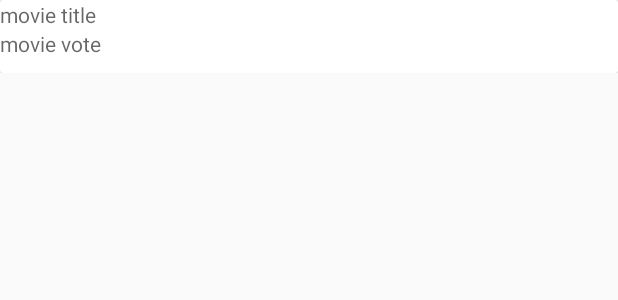
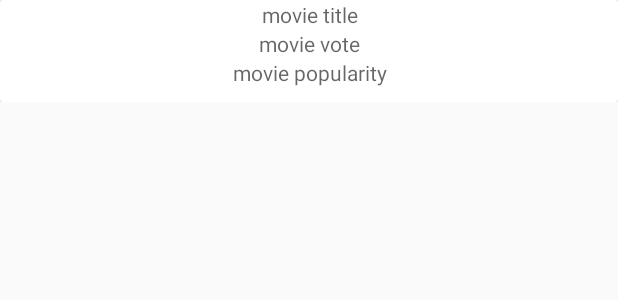
Before and after one commit to arutkayb/PopularMovies, an Android app: the layout overview_card_item.xml on its own in the app's theme, with its tools: preview values and no code run, on a phone screen of 412 x 824 dp. Shown: the top 300 px of the screen. Run offline under Robolectric (Android 15) with nearby library versions, the phone set to English and light mode, and no system bars.

```diff
--- a/app/build.gradle
+++ b/app/build.gradle
@@ -31,5 +31,7 @@ dependencies {
     androidTestImplementation 'com.android.support.test.espresso:espresso-core:3.0.1'
     compile 'com.squareup.picasso:picasso:2.5.2'
     compile 'com.android.support:recyclerview-v7:26.1.0'
-    implementation 'com.android.support:cardview-v7:27.1.0'
+    implementation 'com.android.support:cardview-v7:26.1.0'
+    compile 'com.squareup.okhttp3:okhttp:3.10.0'
+    compile 'com.squareup.picasso:picasso:2.5.2'
 }
--- a/app/src/main/java/nd/centertableinc/popularmovies1/Activity/RecyclerViewContainer.java
+++ b/app/src/main/java/nd/centertableinc/popularmovies1/Interfaces/RecyclerViewContainer.java
@@ -1,4 +1,4 @@
-package nd.centertableinc.popularmovies1.Activity;
+package nd.centertableinc.popularmovies1.Interfaces;
 
 /**
  * Created by Rutkay on 15.03.2018.
--- a/app/src/main/res/layout-land/overview_card_item.xml
+++ b/app/src/main/res/layout-land/overview_card_item.xml
@@ -42,6 +42,12 @@
                 <TextView
                     android:layout_width="match_parent"
                     android:layout_height="wrap_content"
+                    android:id="@+id/popularity_text_view"
+                    android:hint="movie popularity"/>
+
+                <TextView
+                    android:layout_width="match_parent"
+                    android:layout_height="wrap_content"
                     android:id="@+id/overview_text_view"
                     android:hint="movie overview"/>
             </LinearLayout>
--- a/app/src/main/res/layout/overview_card_item.xml
+++ b/app/src/main/res/layout/overview_card_item.xml
@@ -18,25 +18,37 @@
                 android:layout_width="match_parent"
                 android:layout_height="wrap_content"
                 android:id="@+id/poster_image_view"
-                android:contentDescription="@string/overview_movie_content_description"/>
+                android:contentDescription="@string/overview_movie_content_description"
+                android:gravity="center"/>
 
             <TextView
                 android:layout_width="match_parent"
                 android:layout_height="wrap_content"
                 android:id="@+id/title_text_view"
-                android:hint="movie title"/>
+                android:hint="movie title"
+                android:gravity="center"
+                />
 
             <TextView
                 android:layout_width="match_parent"
                 android:layout_height="wrap_content"
                 android:id="@+id/vote_average_text_view"
-                android:hint="movie vote"/>
+                android:hint="movie vote"
+                android:gravity="center"/>
+
+            <TextView
+                android:layout_width="match_parent"
+                android:layout_height="wrap_content"
+                android:id="@+id/popularity_text_view"
+                android:hint="movie popularity"
+                android:gravity="center"/>
 
             <TextView
                 android:layout_width="match_parent"
                 android:layout_height="wrap_content"
                 android:id="@+id/overview_text_view"
                 android:hint="movie overview"
+                android:gravity="center"
                 android:visibility="gone"/>
 
         </LinearLayout>
```
Also changed, not shown: app/src/main/java/nd/centertableinc/popularmovies1/Activity/MovieOverviewActivity.java (+37 -10 lines), app/src/main/java/nd/centertableinc/popularmovies1/Adapter/MovieOverviewAdapter.java (+32 -5 lines), app/src/main/java/nd/centertableinc/popularmovies1/Data/MovieDb.java (renamed from app/src/main/java/nd/centertableinc/popularmovies1/Data/Utils/MovieDbUtil.java, +62 -21 lines), app/src/main/java/nd/centertableinc/popularmovies1/Data/Utils/HttpUtil.java (added, +58 -0 lines), app/src/main/java/nd/centertableinc/popularmovies1/Data/Utils/NetworkUtil.java (deleted, +0 -9 lines), app/src/main/java/nd/centertableinc/popularmovies1/Interfaces/AsyncDataListener.java (added, +9 -0 lines).
